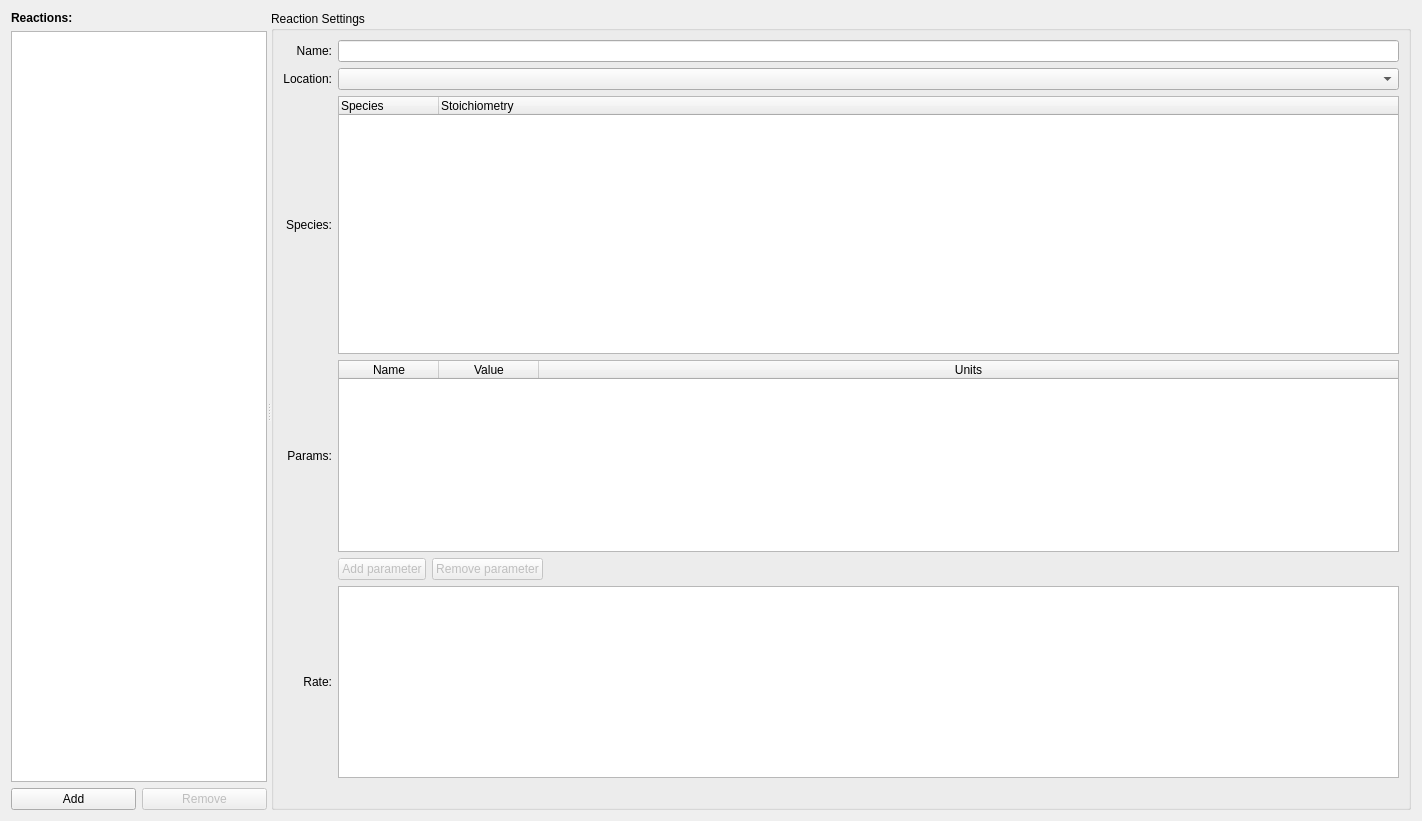
First picture: the form in src/gui/tabs/tabreactions.ui, repository spatial-model-editor/spatial-model-editor, before the edit.
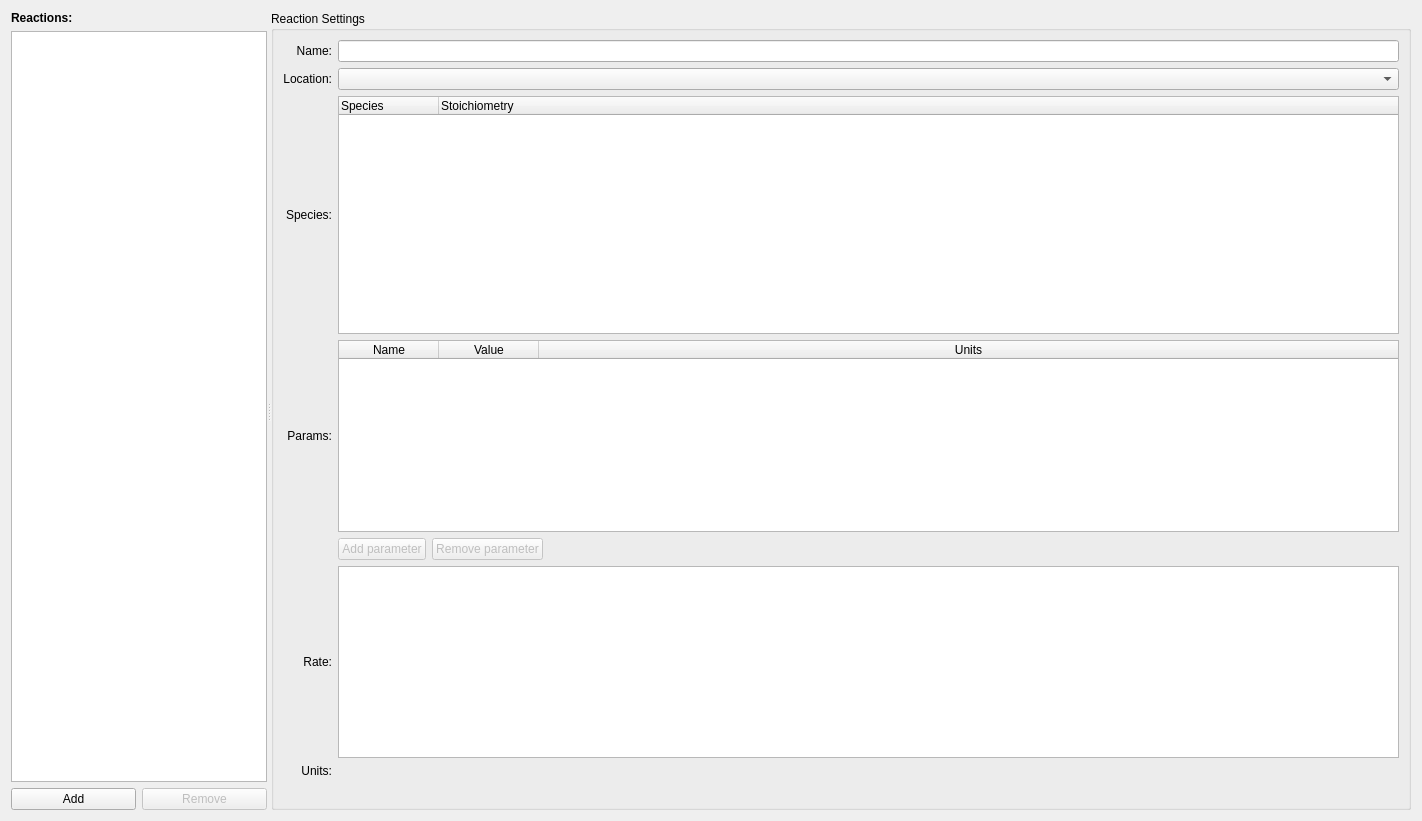
Second picture: the form after the edit. Custom widgets are drawn as their Qt base class.

Commit message: - display units of reaction rates in GUI - update units reference docs

```diff
--- a/src/gui/tabs/tabreactions.ui
+++ b/src/gui/tabs/tabreactions.ui
@@ -92,25 +92,42 @@
       </property>
       <layout class="QHBoxLayout" name="horizontalLayout_3">
        <item>
-        <layout class="QGridLayout" name="gridLayout_9" rowstretch="1,0,0,0,0,0,0">
+        <layout class="QGridLayout" name="gridLayout_9" rowstretch="1,0,0,0,0,0,0,0">
          <property name="horizontalSpacing">
           <number>6</number>
          </property>
-         <item row="1" column="1" colspan="3">
-          <widget class="QComboBox" name="cmbReactionLocation"/>
-         </item>
-         <item row="4" column="1">
-          <widget class="QPushButton" name="btnAddReactionParam">
-           <property name="enabled">
-            <bool>false</bool>
-           </property>
+         <item row="1" column="0">
+          <widget class="QLabel" name="lblReactionLocationLabel">
            <property name="text">
-            <string>Add parameter</string>
+            <string>Location:</string>
+           </property>
+           <property name="alignment">
+            <set>Qt::AlignRight|Qt::AlignTrailing|Qt::AlignVCenter</set>
            </property>
           </widget>
          </item>
-         <item row="0" column="1" colspan="3">
-          <widget class="QLineEdit" name="txtReactionName"/>
+         <item row="2" column="1" colspan="3">
+          <widget class="QTreeWidget" name="listReactionSpecies">
+           <property name="sizePolicy">
+            <sizepolicy hsizetype="Expanding" vsizetype="Expanding">
+             <horstretch>0</horstretch>
+             <verstretch>0</verstretch>
+            </sizepolicy>
+           </property>
+           <property name="rootIsDecorated">
+            <bool>true</bool>
+           </property>
+           <column>
+            <property name="text">
+             <string>Species</string>
+            </property>
+           </column>
+           <column>
+            <property name="text">
+             <string>Stoichiometry</string>
+            </property>
+           </column>
+          </widget>
          </item>
          <item row="3" column="0">
           <widget class="QLabel" name="lblReactionParamsLabel">
@@ -122,38 +139,6 @@
            </property>
           </widget>
          </item>
-         <item row="5" column="0">
-          <widget class="QLabel" name="lblReactionRateLabel">
-           <property name="sizePolicy">
-            <sizepolicy hsizetype="Preferred" vsizetype="Preferred">
-             <horstretch>0</horstretch>
-             <verstretch>0</verstretch>
-            </sizepolicy>
-           </property>
-           <property name="text">
-            <string>Rate:</string>
-           </property>
-           <property name="alignment">
-            <set>Qt::AlignRight|Qt::AlignTrailing|Qt::AlignVCenter</set>
-           </property>
-          </widget>
-         </item>
-         <item row="2" column="0">
-          <widget class="QLabel" name="lblStoichiometryLabel">
-           <property name="sizePolicy">
-            <sizepolicy hsizetype="Preferred" vsizetype="Preferred">
-             <horstretch>0</horstretch>
-             <verstretch>0</verstretch>
-            </sizepolicy>
-           </property>
-           <property name="text">
-            <string>Species:</string>
-           </property>
-           <property name="alignment">
-            <set>Qt::AlignRight|Qt::AlignTrailing|Qt::AlignVCenter</set>
-           </property>
-          </widget>
-         </item>
          <item row="4" column="2">
           <widget class="QPushButton" name="btnRemoveReactionParam">
            <property name="enabled">
@@ -164,6 +149,56 @@
            </property>
           </widget>
          </item>
+         <item row="3" column="1" colspan="3">
+          <widget class="QTableWidget" name="listReactionParams">
+           <property name="sizePolicy">
+            <sizepolicy hsizetype="Expanding" vsizetype="Preferred">
+             <horstretch>0</horstretch>
+             <verstretch>0</verstretch>
+            </sizepolicy>
+           </property>
+           <property name="cornerButtonEnabled">
+            <bool>true</bool>
+           </property>
+           <attribute name="horizontalHeaderStretchLastSection">
+            <bool>true</bool>
+           </attribute>
+           <attribute name="verticalHeaderVisible">
+            <bool>false</bool>
+           </attribute>
+           <column>
+            <property name="text">
+             <string>Name</string>
+            </property>
+           </column>
+           <column>
+            <property name="text">
+             <string>Value</string>
+            </property>
+           </column>
+           <column>
+            <property name="text">
+             <string>Units</string>
+            </property>
+           </column>
+          </widget>
+         </item>
+         <item row="5" column="0">
+          <widget class="QLabel" name="lblReactionRateLabel">
+           <property name="sizePolicy">
+            <sizepolicy hsizetype="Preferred" vsizetype="Preferred">
+             <horstretch>0</horstretch>
+             <verstretch>0</verstretch>
+            </sizepolicy>
+           </property>
+           <property name="text">
+            <string>Rate:</string>
+           </property>
+           <property name="alignment">
+            <set>Qt::AlignRight|Qt::AlignTrailing|Qt::AlignVCenter</set>
+           </property>
+          </widget>
+         </item>
          <item row="4" column="3">
           <spacer name="horizontalSpacer_2">
            <property name="orientation">
@@ -177,42 +212,6 @@
            </property>
           </spacer>
          </item>
-         <item row="5" column="1" colspan="3">
-          <widget class="QPlainTextMathEdit" name="txtReactionRate">
-           <property name="sizePolicy">
-            <sizepolicy hsizetype="Expanding" vsizetype="Preferred">
-             <horstretch>0</horstretch>
-             <verstretch>0</verstretch>
-            </sizepolicy>
-           </property>
-           <property name="tabChangesFocus">
-            <bool>true</bool>
-           </property>
-          </widget>
-         </item>
-         <item row="2" column="1" colspan="3">
-          <widget class="QTreeWidget" name="listReactionSpecies">
-           <property name="sizePolicy">
-            <sizepolicy hsizetype="Expanding" vsizetype="Expanding">
-             <horstretch>0</horstretch>
-             <verstretch>0</verstretch>
-            </sizepolicy>
-           </property>
-           <property name="rootIsDecorated">
-            <bool>true</bool>
-           </property>
-           <column>
-            <property name="text">
-             <string>Species</string>
-            </property>
-           </column>
-           <column>
-            <property name="text">
-             <string>Stoichiometry</string>
-            </property>
-           </column>
-          </widget>
-         </item>
          <item row="0" column="0">
           <widget class="QLabel" name="lblReactionNameLabel">
            <property name="text">
@@ -223,51 +222,46 @@
            </property>
           </widget>
          </item>
-         <item row="1" column="0">
-          <widget class="QLabel" name="lblReactionLocationLabel">
+         <item row="4" column="1">
+          <widget class="QPushButton" name="btnAddReactionParam">
+           <property name="enabled">
+            <bool>false</bool>
+           </property>
            <property name="text">
-            <string>Location:</string>
+            <string>Add parameter</string>
+           </property>
+          </widget>
+         </item>
+         <item row="2" column="0">
+          <widget class="QLabel" name="lblStoichiometryLabel">
+           <property name="sizePolicy">
+            <sizepolicy hsizetype="Preferred" vsizetype="Preferred">
+             <horstretch>0</horstretch>
+             <verstretch>0</verstretch>
+            </sizepolicy>
+           </property>
+           <property name="text">
+            <string>Species:</string>
            </property>
            <property name="alignment">
             <set>Qt::AlignRight|Qt::AlignTrailing|Qt::AlignVCenter</set>
            </property>
           </widget>
          </item>
-         <item row="3" column="1" colspan="3">
-          <widget class="QTableWidget" name="listReactionParams">
+         <item row="5" column="1" colspan="3">
+          <widget class="QPlainTextMathEdit" name="txtReactionRate">
            <property name="sizePolicy">
             <sizepolicy hsizetype="Expanding" vsizetype="Preferred">
              <horstretch>0</horstretch>
              <verstretch>0</verstretch>
             </sizepolicy>
            </property>
-           <property name="cornerButtonEnabled">
+           <property name="tabChangesFocus">
             <bool>true</bool>
            </property>
-           <attribute name="horizontalHeaderStretchLastSection">
-            <bool>true</bool>
-           </attribute>
-           <attribute name="verticalHeaderVisible">
-            <bool>false</bool>
-           </attribute>
-           <column>
-            <property name="text">
-             <string>Name</string>
-            </property>
-           </column>
-           <column>
-            <property name="text">
-             <string>Value</string>
-            </property>
-           </column>
-           <column>
-            <property name="text">
-             <string>Units</string>
-            </property>
-           </column>
           </widget>
          </item>
-         <item row="6" column="1" colspan="3">
+         <item row="7" column="1" colspan="3">
           <widget class="QLabel" name="lblReactionRateStatus">
            <property name="sizePolicy">
             <sizepolicy hsizetype="Expanding" vsizetype="Preferred">
@@ -404,6 +398,29 @@
            </property>
           </widget>
          </item>
+         <item row="0" column="1" colspan="3">
+          <widget class="QLineEdit" name="txtReactionName"/>
+         </item>
+         <item row="1" column="1" colspan="3">
+          <widget class="QComboBox" name="cmbReactionLocation"/>
+         </item>
+         <item row="6" column="0">
+          <widget class="QLabel" name="lblReactionRateUnitsLabel">
+           <property name="text">
+            <string>Units:</string>
+           </property>
+           <property name="alignment">
+            <set>Qt::AlignRight|Qt::AlignTrailing|Qt::AlignVCenter</set>
+           </property>
+          </widget>
+         </item>
+         <item row="6" column="1" colspan="3">
+          <widget class="QLabel" name="lblReactionRateUnits">
+           <property name="text">
+            <string/>
+           </property>
+          </widget>
+         </item>
         </layout>
        </item>
       </layout>
```
The commit also changes 6 other files.
